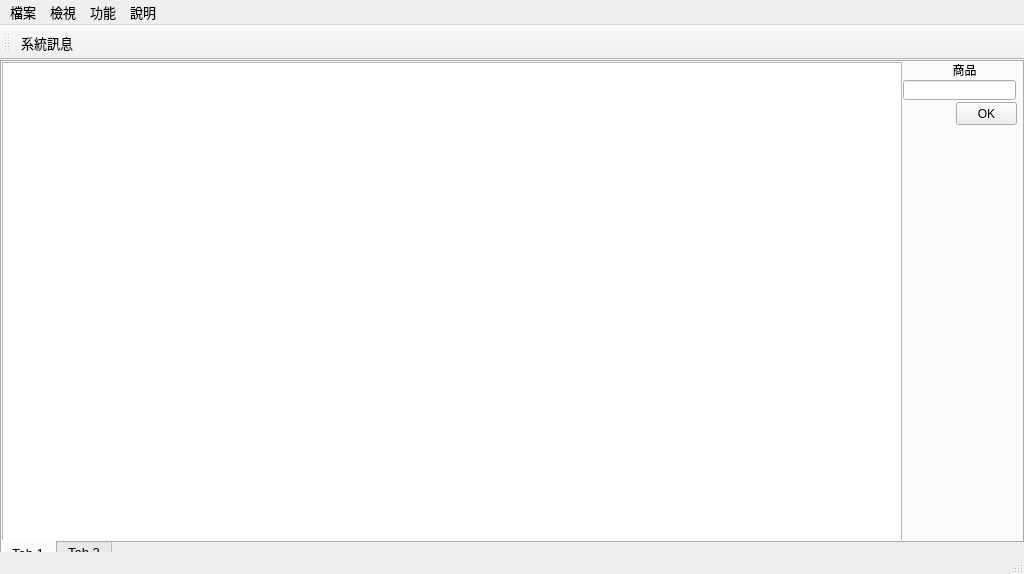
Above: APIver1/UI/MainWindow.ui from clamgee/python-code before the change. Below: the same form after it.
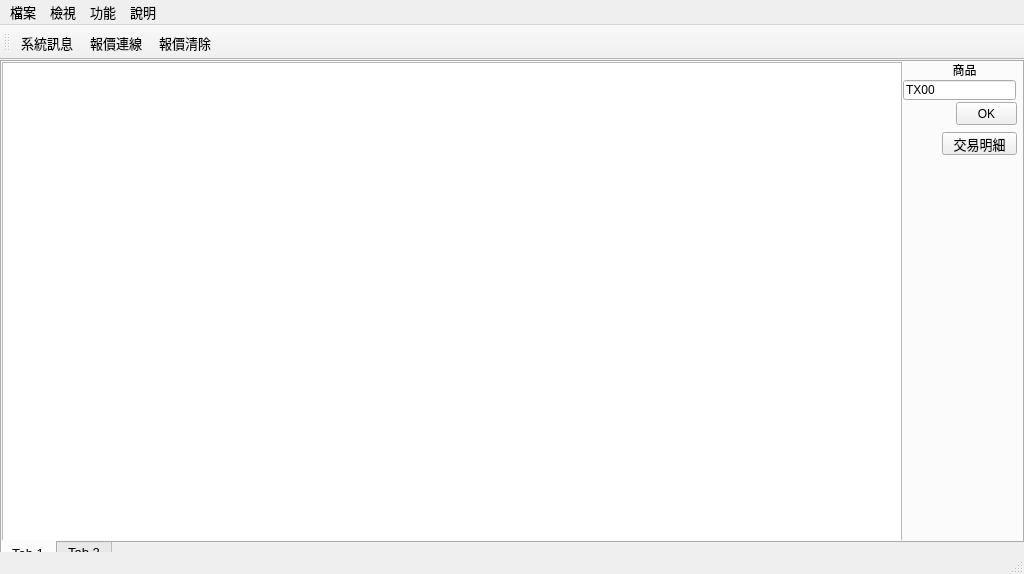
That is the form after the change.

Diff of the .ui file:
```diff
--- a/APIver1/UI/MainWindow.ui
+++ b/APIver1/UI/MainWindow.ui
@@ -66,6 +66,9 @@
         <pointsize>9</pointsize>
        </font>
       </property>
+      <property name="text">
+       <string>TX00</string>
+      </property>
      </widget>
      <widget class="QPushButton" name="commoditybtn">
       <property name="geometry">
@@ -106,6 +109,19 @@
        <set>Qt::AlignCenter</set>
       </property>
      </widget>
+     <widget class="QPushButton" name="TDetailbtn">
+      <property name="geometry">
+       <rect>
+        <x>940</x>
+        <y>70</y>
+        <width>75</width>
+        <height>23</height>
+       </rect>
+      </property>
+      <property name="text">
+       <string>交易明細</string>
+      </property>
+     </widget>
     </widget>
     <widget class="QWidget" name="tab_2">
      <attribute name="title">
@@ -164,6 +180,8 @@
     <bool>false</bool>
    </attribute>
    <addaction name="SysDetail"/>
+   <addaction name="Connectbtn"/>
+   <addaction name="Disconnectbtn"/>
   </widget>
   <action name="actionLogin">
    <property name="text">
@@ -178,6 +196,22 @@
     <string>API系統訊息</string>
    </property>
   </action>
+  <action name="Connectbtn">
+   <property name="text">
+    <string>報價連線</string>
+   </property>
+   <property name="toolTip">
+    <string>建立報價連線回報機制</string>
+   </property>
+  </action>
+  <action name="Disconnectbtn">
+   <property name="text">
+    <string>報價清除</string>
+   </property>
+   <property name="toolTip">
+    <string>斷開或情除報價連線狀態</string>
+   </property>
+  </action>
  </widget>
  <resources/>
  <connections/>
```
